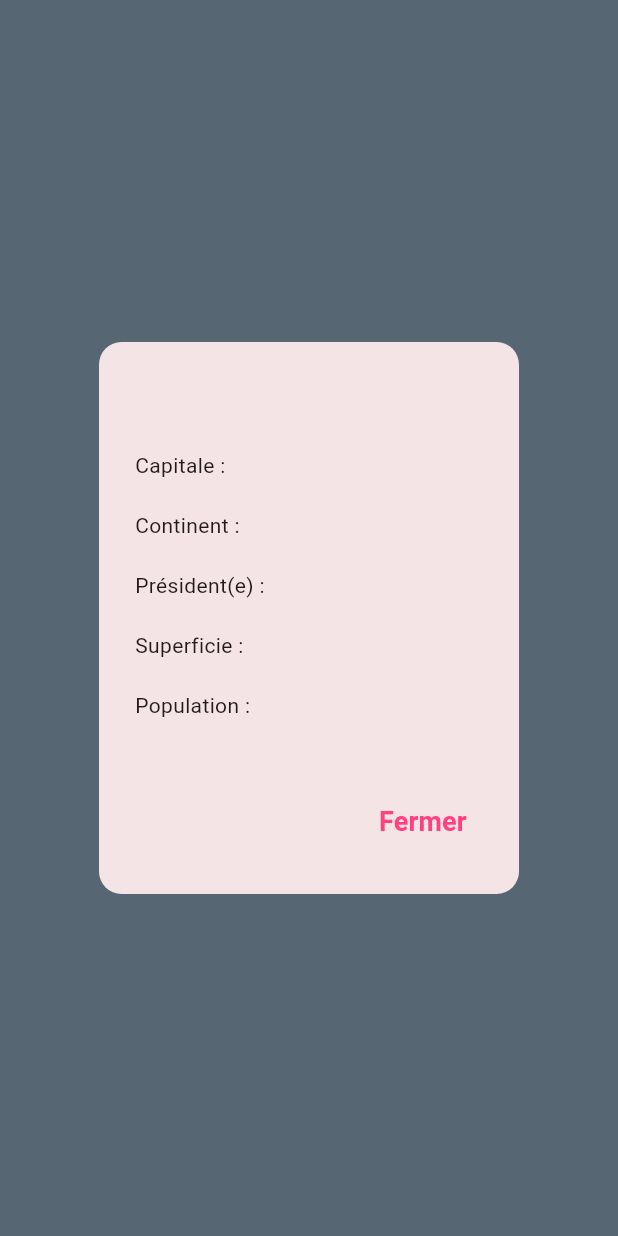
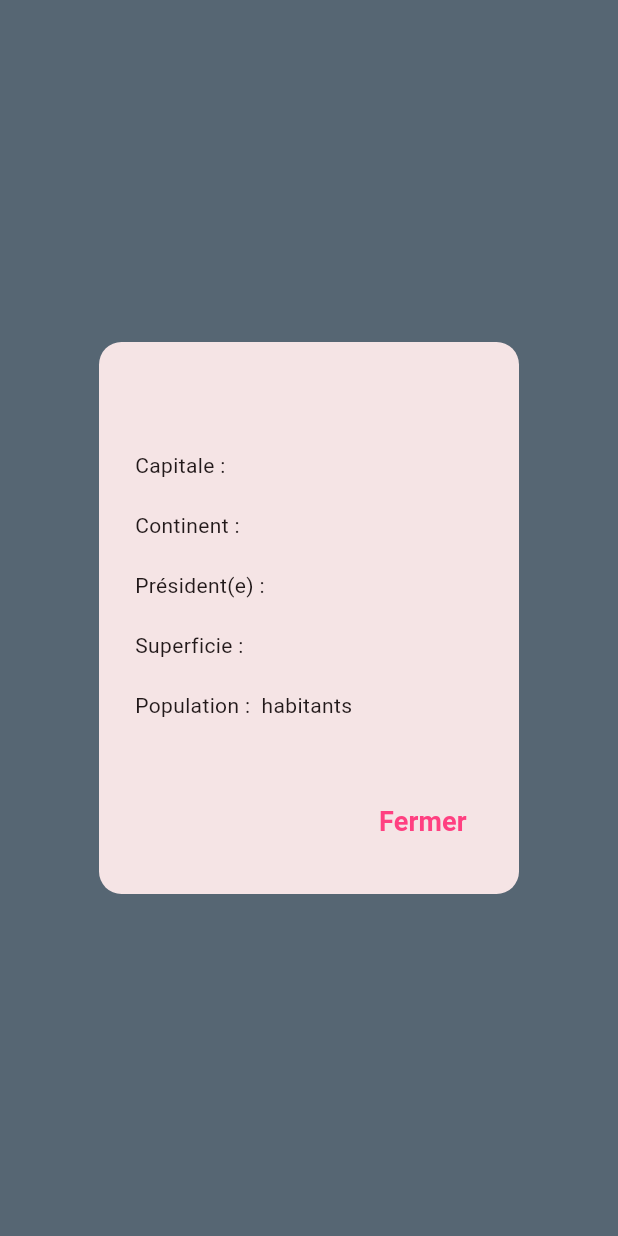
Before and after one commit to chharlote/flagdle, a Flutter app: what show() shows on an empty page, opened directly with empty values, on a phone screen of 412 x 824 dp. Run offline on Flutter 3.47's test engine with Material 3 defaults, Android fonts, the phone set to English and light mode, and no system bars; our stand-ins replace flutter_riverpod, riverpod, shared_preferences; accounts and stored records are empty.

Commit message:
pop up des informations du pays fonctionnelle

```diff
--- a/lib/popUpCountry.dart
+++ b/lib/popUpCountry.dart
@@ -1,11 +1,8 @@
 import 'package:flutter/material.dart';
-
 import 'countryStore.dart';
 
-
 class CustomPopup {
-
-  static void show(BuildContext context,{required Country country}) {
+  static void show(BuildContext context, {required Country country}) {
     showDialog(
       context: context,
       builder: (BuildContext context) {
@@ -13,16 +10,15 @@ class CustomPopup {
           shape: RoundedRectangleBorder(
             borderRadius: BorderRadius.circular(15),
           ),
-          title: Text("", style: const TextStyle(fontWeight: FontWeight.bold)),
+          title: Text(country.countryName, style: const TextStyle(fontWeight: FontWeight.bold)), // Affiche le nom du pays
           content: SingleChildScrollView(
             child: ListBody(
               children: <Widget>[
-                Text('Capitale : \n'),
-                Text('Continent : \n'),
-                Text('Président(e) : \n'),
-                Text('Superficie : \n'),
-                Text('Population : \n'),
-
+                Text('Capitale : ${country.capital}\n'),
+                Text('Continent : ${country.continent}\n'),
+                Text('Président(e) : ${country.presidentName}\n'),
+                Text('Superficie : ${country.size} \n'),
+                Text('Population : ${country.population} habitants\n'),
               ],
             ),
           ),
```
